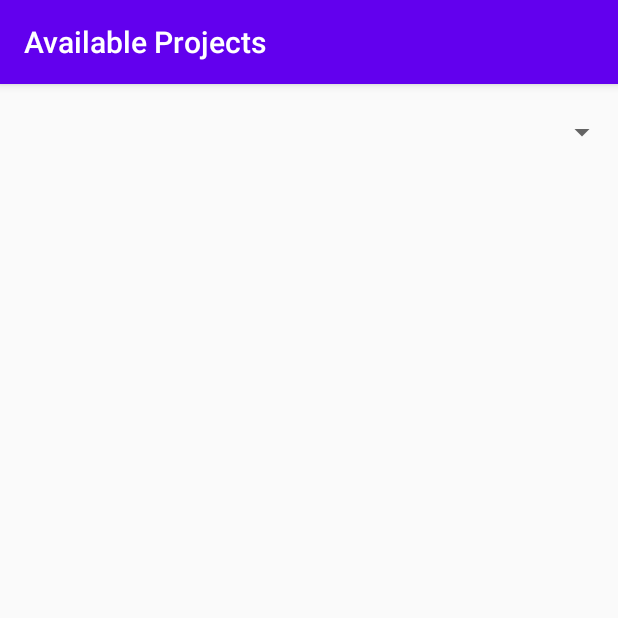
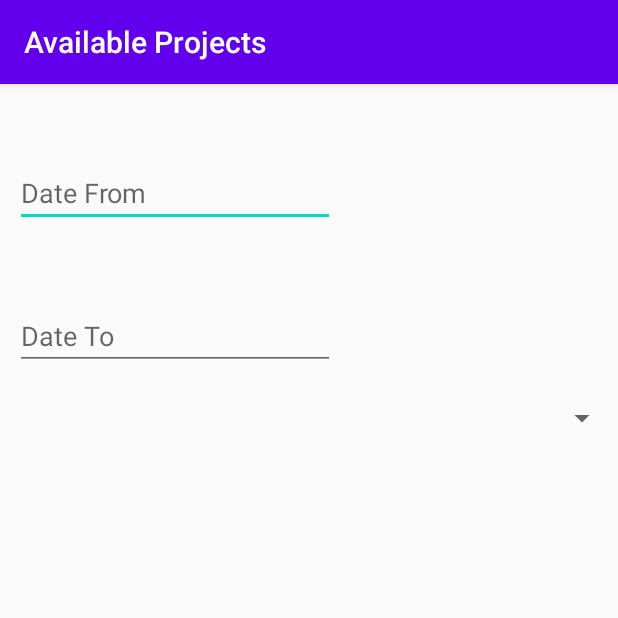
Before and after one commit to wechtig/FindingsAppB2, an Android app: the screen it shows after launch (ProjectActivity), on a phone screen of 412 x 824 dp, the top half of it. Run offline under Robolectric (Android 15) with nearby library versions, the phone set to English and light mode, and no system bars; 7 statements that could not run were skipped.

Commit message:
removed bugs and added date picker

```diff
--- a/app/src/main/java/at/fhjoanneum/findingsapp/ImageActivity.java
+++ b/app/src/main/java/at/fhjoanneum/findingsapp/ImageActivity.java
@@ -127,6 +127,10 @@ public class ImageActivity extends AppCompatActivity implements DownloadCallback
 
     @Override
     public void onRequestResult(List<String> findingsStr) {
+        if(findingsStr == null || findingsStr.size() < 0) {
+            return;
+        }
+
         try {
             JSONArray jsonArray = new JSONArray(findingsStr.get(0));
 
--- a/app/src/main/res/layout/activity_projects.xml
+++ b/app/src/main/res/layout/activity_projects.xml
@@ -3,6 +3,23 @@
     android:layout_width="fill_parent"
     android:layout_height="fill_parent"
     android:orientation="vertical" >
+    <EditText
+        android:id="@+id/editText1"
+        android:layout_width="wrap_content"
+        android:layout_height="wrap_content"
+        android:layout_marginLeft="10dp"
+        android:layout_marginTop="50dp"
+        android:ems="10"
+        android:hint="Date From" />
+
+    <EditText
+        android:id="@+id/editText2"
+        android:layout_width="wrap_content"
+        android:layout_height="wrap_content"
+        android:layout_marginLeft="10dp"
+        android:layout_marginTop="50dp"
+        android:ems="10"
+        android:hint="Date To" />
 
     <Spinner
         android:id="@+id/project_spinner"
--- a/app/src/main/res/values/strings.xml
+++ b/app/src/main/res/values/strings.xml
@@ -7,4 +7,7 @@
     <string name="search_period_days">1000</string>
     <string name="findings_images_file_url">http://192.168.56.1:8084/android/findings/images</string>
     <string name="image_activity">Images</string>
+    <string name="pick_time">Von</string>
+    <string name="pick_time_von">Von</string>
+    <string name="pick_time_bis">Bis</string>
 </resources>
```
Also changed, not shown: app/src/main/java/at/fhjoanneum/findingsapp/MainActivity.java (+7 -9 lines), app/src/main/java/at/fhjoanneum/findingsapp/ProjectActivity.java (+87 -0 lines).
